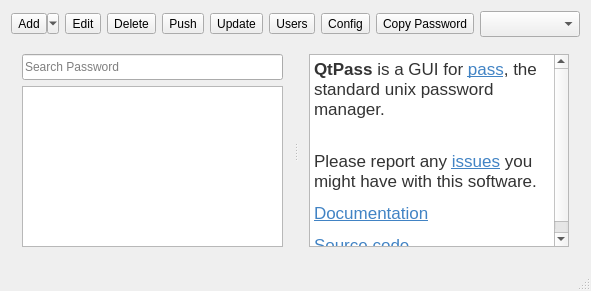
This is mainwindow.ui in IJHack/QtPass as Qt 5 draws it before an edit. The edited form follows.
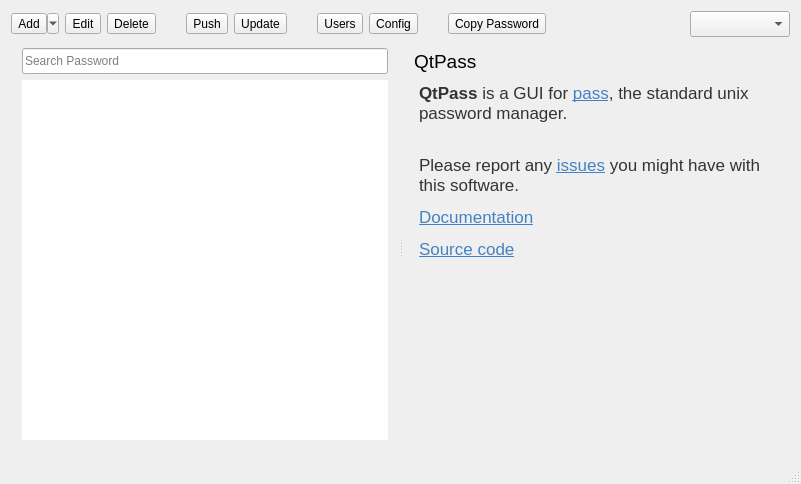
This is the edited form. Icons and pictures are not drawn.

Commit message: UI Improvement: Get rid of the text boxes shadows, transparent background for notes window and a header for the open password

Patch:
```diff
--- a/mainwindow.ui
+++ b/mainwindow.ui
@@ -6,8 +6,8 @@
    <rect>
     <x>0</x>
     <y>0</y>
-    <width>366</width>
-    <height>291</height>
+    <width>801</width>
+    <height>484</height>
    </rect>
   </property>
   <property name="windowTitle">
@@ -274,6 +274,9 @@
     </item>
     <item>
      <widget class="QSplitter" name="splitter">
+      <property name="styleSheet">
+       <string notr="true"/>
+      </property>
       <property name="orientation">
        <enum>Qt::Horizontal</enum>
       </property>
@@ -282,6 +285,9 @@
         <property name="spacing">
          <number>6</number>
         </property>
+        <property name="topMargin">
+         <number>5</number>
+        </property>
         <item>
          <layout class="QHBoxLayout" name="horizontalLayout">
           <item>
@@ -303,7 +309,17 @@
          </layout>
         </item>
         <item>
-         <widget class="QTreeView" name="treeView"/>
+         <widget class="QTreeView" name="treeView">
+          <property name="frameShape">
+           <enum>QFrame::NoFrame</enum>
+          </property>
+          <property name="frameShadow">
+           <enum>QFrame::Plain</enum>
+          </property>
+          <property name="tabKeyNavigation">
+           <bool>true</bool>
+          </property>
+         </widget>
         </item>
        </layout>
       </widget>
@@ -312,6 +328,69 @@
         <property name="spacing">
          <number>0</number>
         </property>
+        <property name="topMargin">
+         <number>7</number>
+        </property>
+        <item>
+         <widget class="QLabel" name="Passwordname">
+          <property name="sizePolicy">
+           <sizepolicy hsizetype="Expanding" vsizetype="Fixed">
+            <horstretch>0</horstretch>
+            <verstretch>0</verstretch>
+           </sizepolicy>
+          </property>
+          <property name="minimumSize">
+           <size>
+            <width>0</width>
+            <height>20</height>
+           </size>
+          </property>
+          <property name="maximumSize">
+           <size>
+            <width>10000000</width>
+            <height>30</height>
+           </size>
+          </property>
+          <property name="font">
+           <font>
+            <pointsize>14</pointsize>
+            <weight>50</weight>
+            <italic>false</italic>
+            <bold>false</bold>
+            <underline>false</underline>
+            <kerning>true</kerning>
+           </font>
+          </property>
+          <property name="frameShape">
+           <enum>QFrame::NoFrame</enum>
+          </property>
+          <property name="frameShadow">
+           <enum>QFrame::Plain</enum>
+          </property>
+          <property name="text">
+           <string>QtPass</string>
+          </property>
+          <property name="scaledContents">
+           <bool>false</bool>
+          </property>
+         </widget>
+        </item>
+        <item>
+         <spacer name="verticalSpacer_2">
+          <property name="orientation">
+           <enum>Qt::Vertical</enum>
+          </property>
+          <property name="sizeType">
+           <enum>QSizePolicy::Fixed</enum>
+          </property>
+          <property name="sizeHint" stdset="0">
+           <size>
+            <width>20</width>
+            <height>5</height>
+           </size>
+          </property>
+         </spacer>
+        </item>
         <item>
          <layout class="QFormLayout" name="formLayout">
           <property name="fieldGrowthPolicy">
@@ -324,11 +403,32 @@
         </item>
         <item>
          <widget class="QTextBrowser" name="textBrowser">
+          <property name="sizePolicy">
+           <sizepolicy hsizetype="Expanding" vsizetype="Expanding">
+            <horstretch>0</horstretch>
+            <verstretch>0</verstretch>
+           </sizepolicy>
+          </property>
+          <property name="minimumSize">
+           <size>
+            <width>0</width>
+            <height>20</height>
+           </size>
+          </property>
+          <property name="autoFillBackground">
+           <bool>false</bool>
+          </property>
+          <property name="styleSheet">
+           <string notr="true">background: transparent</string>
+          </property>
+          <property name="frameShadow">
+           <enum>QFrame::Plain</enum>
+          </property>
           <property name="html">
            <string>&lt;!DOCTYPE HTML PUBLIC &quot;-//W3C//DTD HTML 4.0//EN&quot; &quot;http://www.w3.org/TR/REC-html40/strict.dtd&quot;&gt;
 &lt;html&gt;&lt;head&gt;&lt;meta name=&quot;qrichtext&quot; content=&quot;1&quot; /&gt;&lt;style type=&quot;text/css&quot;&gt;
 p, li { white-space: pre-wrap; }
-&lt;/style&gt;&lt;/head&gt;&lt;body style=&quot; font-family:'Noto Sans'; font-size:10pt; font-weight:400; font-style:normal;&quot;&gt;
+&lt;/style&gt;&lt;/head&gt;&lt;body style=&quot; font-family:'Noto Sans'; font-size:9pt; font-weight:400; font-style:normal;&quot;&gt;
 &lt;p style=&quot; margin-top:12px; margin-bottom:12px; margin-left:0px; margin-right:0px; -qt-block-indent:0; text-indent:0px;&quot;&gt;&lt;span style=&quot; font-family:'Helvetica Neue,Helvetica,Segoe UI,Arial,freesans,sans-serif'; font-size:13pt; font-weight:600; color:#333333;&quot;&gt;QtPass&lt;/span&gt;&lt;span style=&quot; font-family:'Helvetica Neue,Helvetica,Segoe UI,Arial,freesans,sans-serif'; font-size:13pt; color:#333333;&quot;&gt; is a GUI for &lt;/span&gt;&lt;a href=&quot;https://www.passwordstore.org/&quot;&gt;&lt;span style=&quot; font-family:'Helvetica Neue,Helvetica,Segoe UI,Arial,freesans,sans-serif'; font-size:13pt; text-decoration: underline; color:#4183c4; background-color:transparent;&quot;&gt;pass&lt;/span&gt;&lt;/a&gt;&lt;span style=&quot; font-family:'Helvetica Neue,Helvetica,Segoe UI,Arial,freesans,sans-serif'; font-size:13pt; color:#333333;&quot;&gt;, the standard unix password manager.&lt;/span&gt;&lt;/p&gt;
 &lt;p style=&quot; margin-top:12px; margin-bottom:12px; margin-left:0px; margin-right:0px; -qt-block-indent:0; text-indent:0px;&quot;&gt;&lt;span style=&quot; font-family:'Helvetica Neue,Helvetica,Segoe UI,Arial,freesans,sans-serif'; font-size:13pt; color:#333333;&quot;&gt;&lt;br /&gt;Please report any &lt;/span&gt;&lt;a href=&quot;https://github.com/IJHack/qtpass/issues&quot;&gt;&lt;span style=&quot; font-family:'Helvetica Neue,Helvetica,Segoe UI,Arial,freesans,sans-serif'; font-size:13pt; text-decoration: underline; color:#4183c4;&quot;&gt;issues&lt;/span&gt;&lt;/a&gt;&lt;span style=&quot; font-family:'Helvetica Neue,Helvetica,Segoe UI,Arial,freesans,sans-serif'; font-size:13pt; color:#333333;&quot;&gt; you might have with this software.&lt;/span&gt;&lt;/p&gt;
 &lt;p style=&quot; margin-top:12px; margin-bottom:12px; margin-left:0px; margin-right:0px; -qt-block-indent:0; text-indent:0px;&quot;&gt;&lt;a href=&quot;https://qtpass.org/&quot;&gt;&lt;span style=&quot; font-family:'Helvetica Neue,Helvetica,Segoe UI,Arial,freesans,sans-serif'; font-size:13pt; text-decoration: underline; color:#4183c4; background-color:transparent;&quot;&gt;Documentation&lt;/span&gt;&lt;/a&gt;&lt;/p&gt;
@@ -336,6 +436,54 @@
           </property>
          </widget>
         </item>
+        <item>
+         <layout class="QHBoxLayout" name="horizontalLayout_3">
+          <item>
+           <spacer name="horizontalSpacer_5">
+            <property name="orientation">
+             <enum>Qt::Horizontal</enum>
+            </property>
+            <property name="sizeHint" stdset="0">
+             <size>
+              <width>40</width>
+              <height>20</height>
+             </size>
+            </property>
+           </spacer>
+          </item>
+          <item>
+           <widget class="QLabel" name="QtPassIcon">
+            <property name="sizePolicy">
+             <sizepolicy hsizetype="Fixed" vsizetype="Fixed">
+              <horstretch>0</horstretch>
+              <verstretch>0</verstretch>
+             </sizepolicy>
+            </property>
+            <property name="maximumSize">
+             <size>
+              <width>40</width>
+              <height>40</height>
+             </size>
+            </property>
+            <property name="layoutDirection">
+             <enum>Qt::RightToLeft</enum>
+            </property>
+            <property name="text">
+             <string/>
+            </property>
+            <property name="pixmap">
+             <pixmap resource="resources.qrc">:/artwork/icon.ico</pixmap>
+            </property>
+            <property name="scaledContents">
+             <bool>true</bool>
+            </property>
+            <property name="alignment">
+             <set>Qt::AlignRight|Qt::AlignTrailing|Qt::AlignVCenter</set>
+            </property>
+           </widget>
+          </item>
+         </layout>
+        </item>
        </layout>
       </widget>
      </widget>
```
Left out of the diff: 8 changed lines with no effect on the pictures. The commit also changes 4 other files.
